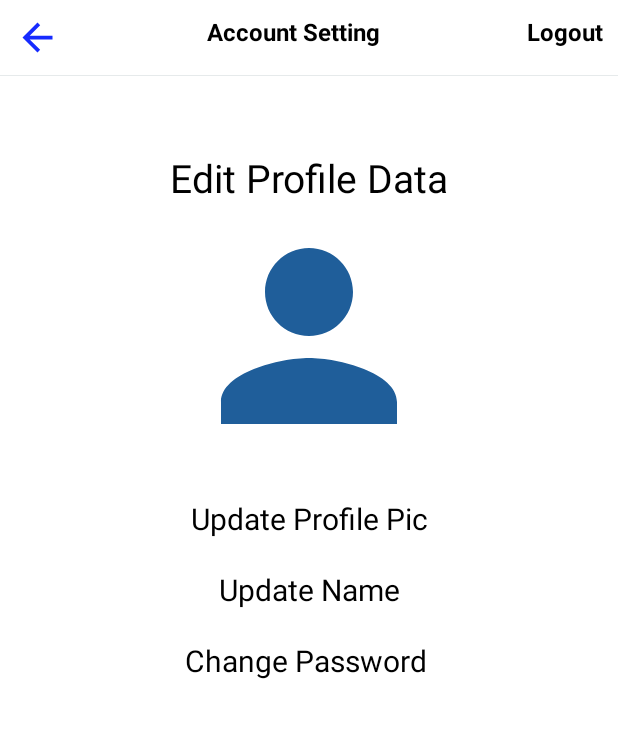
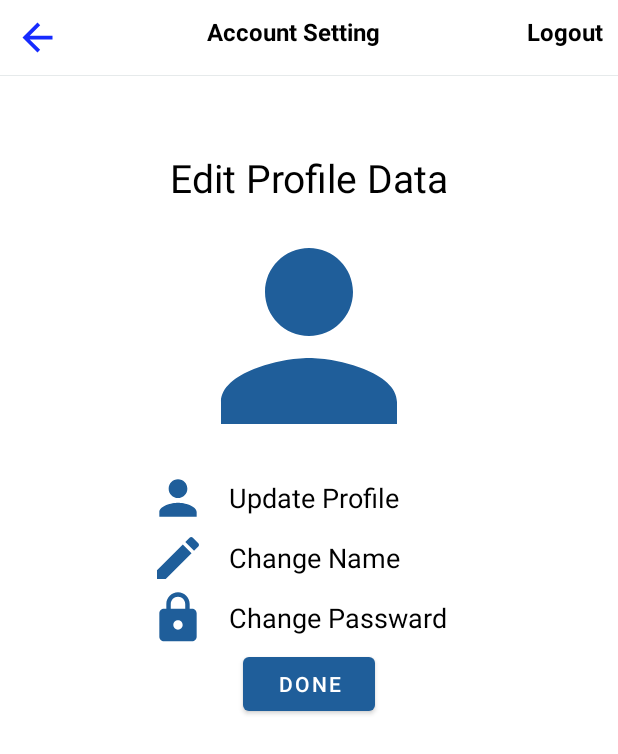
Before and after one commit to c0de-i/BusTimingAppNew2, an Android app: the EditProfile screen opened directly, with no data from a screen before it, on a phone screen of 412 x 824 dp. Shown: the top 754 px of the screen. Run offline under Robolectric (Android 15) with nearby library versions, the phone set to English and light mode, and no system bars; our stand-ins replace Firebase (no records; nobody signed in at launch, a user with empty details on screens opened directly).

Commit message:
ui updated

```diff
--- a/app/src/main/res/layout/activity_edit_profile.xml
+++ b/app/src/main/res/layout/activity_edit_profile.xml
@@ -5,8 +5,9 @@
     android:layout_width="match_parent"
     android:layout_height="match_parent"
     android:orientation="vertical"
-    tools:context=".EditProfilePage">
+    tools:context=".EditProfile">
     <include layout="@layout/toolbar"/>
+
     <TextView
         android:layout_width="match_parent"
         android:layout_height="wrap_content"
@@ -24,34 +25,72 @@
         android:src="@drawable/baseline_person_24" />
 
 
-    <TextView
-        android:id="@+id/profilepic"
-        android:layout_width="match_parent"
+    <LinearLayout
+        android:layout_width="wrap_content"
         android:layout_height="wrap_content"
-        android:layout_marginTop="20dp"
-        android:text="Update Profile Pic"
-        android:textAlignment="center"
-        android:textColor="@android:color/black"
-        android:textSize="20sp" />
+        android:orientation="horizontal"
+        android:layout_marginLeft="100dp">
+        <ImageView
+            android:layout_width="37dp"
+            android:layout_height="40dp"
+            android:src="@drawable/baseline_person_24"/>
+        <TextView
+            android:id="@+id/setting_profile"
+            android:layout_width="wrap_content"
+            android:layout_height="wrap_content"
+            android:text="Update Profile"
+            android:textColor="#000"
+            android:textSize="18dp"
+            android:paddingLeft="15dp"
+            android:layout_gravity="center_vertical"/>
 
-    <TextView
-        android:id="@+id/editname"
-        android:layout_width="match_parent"
+    </LinearLayout>
+
+    <LinearLayout
+        android:layout_width="wrap_content"
         android:layout_height="wrap_content"
-        android:layout_marginTop="20dp"
-        android:text="Update Name"
-        android:textAlignment="center"
-        android:textColor="@android:color/black"
-        android:textSize="20sp" />
+        android:orientation="horizontal"
+        android:layout_marginLeft="100dp">
+        <ImageView
+            android:layout_width="37dp"
+            android:layout_height="40dp"
+            android:src="@drawable/baseline_edit_24"/>
+        <TextView
+            android:id="@+id/change_name"
+            android:layout_width="wrap_content"
+            android:layout_height="wrap_content"
+            android:text="Change Name"
+            android:textColor="#000"
+            android:textSize="18dp"
+            android:paddingLeft="15dp"
+            android:layout_gravity="center_vertical"/>
 
-    <TextView
-        android:id="@+id/changepassword"
-        android:layout_width="match_parent"
+    </LinearLayout>
+    <LinearLayout
+        android:layout_width="wrap_content"
         android:layout_height="wrap_content"
-        android:layout_marginTop="20dp"
-        android:text="Change Password "
-        android:textAlignment="center"
-        android:textColor="@android:color/black"
-        android:textSize="20sp" />
+        android:orientation="horizontal"
+        android:layout_marginLeft="100dp">
+        <ImageView
+            android:layout_width="37dp"
+            android:layout_height="40dp"
+            android:src="@drawable/baseline_lock_24"/>
+        <TextView
+            android:id="@id/change_name"
+            android:layout_width="wrap_content"
+            android:layout_height="wrap_content"
+            android:text="Change Passward"
+            android:textColor="#000"
+            android:textSize="18dp"
+            android:paddingLeft="15dp"
+            android:layout_gravity="center_vertical"/>
+
+    </LinearLayout>
+    <Button
+        android:id="@+id/edit_profile_done"
+        android:layout_width="wrap_content"
+        android:layout_height="wrap_content"
+        android:layout_gravity="center"
+        android:text="Done"/>
 
 </LinearLayout>
--- a/app/src/main/res/layout/activity_forget_password_page.xml
+++ b/app/src/main/res/layout/activity_forget_password_page.xml
@@ -55,10 +55,10 @@
                         android:layout_marginTop="4dp"
                         android:layout_marginEnd="4dp"
                         android:layout_marginBottom="4dp"
-                        android:background="@color/white"
+                        android:background="@drawable/border_shape"
                         android:hint="Enter Your Email"
                         android:padding="5dp"
-                        android:textSize="@dimen/_18ssp" />
+                        />
 
                 <LinearLayout
                     android:layout_width="match_parent"
--- a/app/src/main/res/layout/activity_profile2.xml
+++ b/app/src/main/res/layout/activity_profile2.xml
@@ -32,7 +32,7 @@
                 <ImageView
                     android:layout_width="match_parent"
                     android:layout_height="match_parent"
-                    android:src="@drawable/images" />
+                    android:src="@drawable/baseline_person_24" />
             </androidx.cardview.widget.CardView>
 
             <TextView
--- a/app/src/main/res/layout/toolbar.xml
+++ b/app/src/main/res/layout/toolbar.xml
@@ -10,6 +10,7 @@
         android:layout_height="wrap_content"
         android:padding="10dp">
         <ImageView
+            android:id="@+id/backspace"
             android:layout_width="30dp"
             android:layout_height="30dp"
             android:src="@drawable/baseline_arrow_forward_24"
@@ -28,6 +29,7 @@
 
             />
         <TextView
+            android:id="@+id/logout"
             android:layout_width="wrap_content"
             android:layout_height="wrap_content"
             android:text="Logout"
--- a/app/src/main/res/layout/user_profile.xml
+++ b/app/src/main/res/layout/user_profile.xml
@@ -31,7 +31,7 @@
             android:layout_below="@+id/user_profile"
             android:layout_marginLeft="@dimen/_10sdp"
             android:layout_marginBottom="@dimen/_10sdp"
-            android:text="Rb610883@gmail.com"
+            android:text="Rb610883@gmail.com\\"
             android:textColor="@color/text_color" />
     </LinearLayout>
 
```
Also changed, not shown: app/src/main/java/rakesh/app/bustimingapp/BusRegistration/BusRegistrationPage.java (+101 -37 lines), app/src/main/java/rakesh/app/bustimingapp/EditProfile.java (+1 -445 lines), app/src/main/java/rakesh/app/bustimingapp/Models/BusModelForSD.java (+18 -16 lines), app/src/main/res/layout/activity_sign_in_page.xml (+4 -4 lines), app/src/main/res/layout/activity_sign_up_page.xml (+6 -6 lines).
